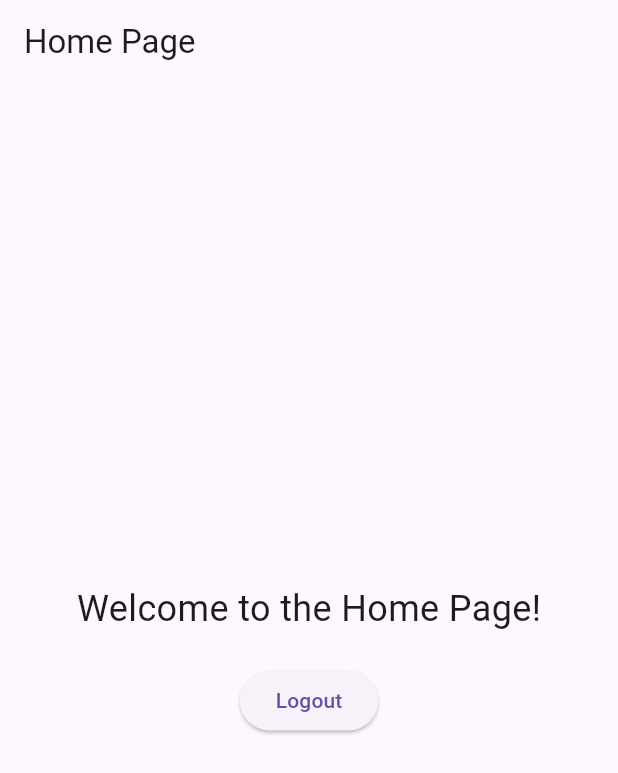
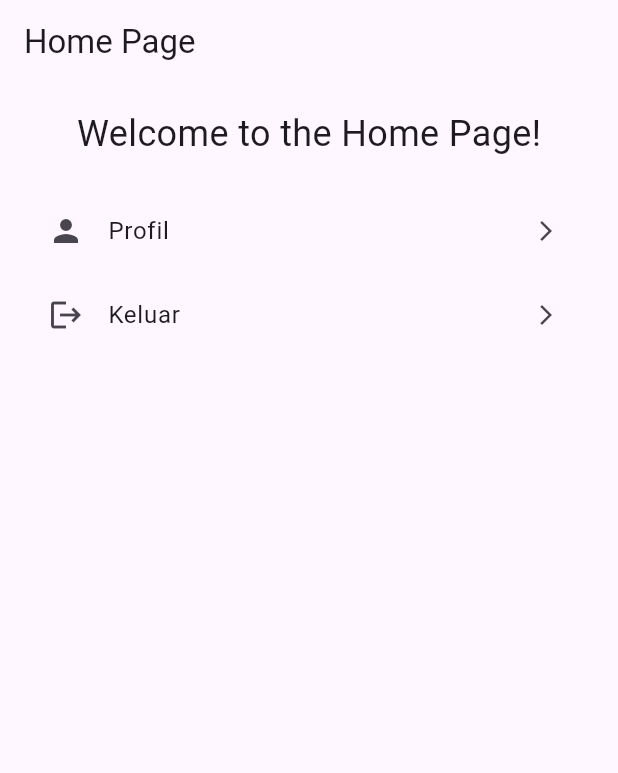
Before and after one commit to DarrylRS-dev/tugaspraktikum10-11, a Flutter app: the HomePage screen opened directly, on a phone screen of 412 x 824 dp. Shown: the top 773 px of the screen. Run offline on Flutter 3.47's test engine with Material 3 defaults, Android fonts, the light colour scheme and no system bars; our stand-ins replace shared_preferences, sqflite; accounts and stored records are empty.

Commit message:
Update project file

```diff
--- a/lib/home_page.dart
+++ b/lib/home_page.dart
@@ -1,5 +1,4 @@
 import 'package:flutter/material.dart';
-import 'main.dart';
 
 class HomePage extends StatelessWidget {
   const HomePage({super.key});
@@ -10,26 +9,29 @@ class HomePage extends StatelessWidget {
       appBar: AppBar(
         title: const Text('Home Page'),
       ),
-      body: Center(
-        child: Column(
-          mainAxisAlignment: MainAxisAlignment.center,
-          children: [
-            const Text(
+      body: ListView(
+        padding: const EdgeInsets.all(16),
+        children: const [
+          Center(
+            child: Text(
               'Welcome to the Home Page!',
               style: TextStyle(fontSize: 24),
             ),
-            const SizedBox(height: 20),
-            ElevatedButton(
-              onPressed: () {
-                Navigator.pushReplacement(
-                  context,
-                  MaterialPageRoute(builder: (context) => const MyApp()),
-                );
-              },
-              child: const Text('Logout'),
-            ),
-          ],
-        ),
+          ),
+          SizedBox(height: 20),
+
+          ListTile(
+            leading: Icon(Icons.person),
+            title: Text('Profil'),
+            trailing: Icon(Icons.arrow_forward_ios, size: 16),
+          ),
+
+          ListTile(
+            leading: Icon(Icons.logout),
+            title: Text('Keluar'),
+            trailing: Icon(Icons.arrow_forward_ios, size: 16),
+          ),
+        ],
       ),
     );
   }
--- a/lib/login_page.dart
+++ b/lib/login_page.dart
@@ -20,17 +20,13 @@ class _LoginPageState extends State<LoginPage> {
     String username = _usernameController.text;
     String password = _passwordController.text;
 
-    User? user = await DbHelper.instance.login(username, password);
+    User? user = await DBHelper.instance.login(username, password);
 
     if (user != null) {
       await SessionManager.saveUser(username);
       Navigator.pushReplacement(
         context,
         MaterialPageRoute(builder: (context) => const HomePage()),
-      );
-    } else {
-      ScaffoldMessenger.of(context).showSnackBar(
-        const SnackBar(content: Text('username atau password salah')),
       );
     }
   }
--- a/lib/model/user.dart
+++ b/lib/model/user.dart
@@ -1,4 +1,4 @@
-class User{
+class User {
   final int? id;
   final String username;
   final String password;
```
Also changed, not shown: lib/database/db_helper.dart (+19 -19 lines), lib/main.dart (+5 -3 lines), lib/register_page.dart (+9 -16 lines), lib/session_manager.dart (+5 -7 lines).
